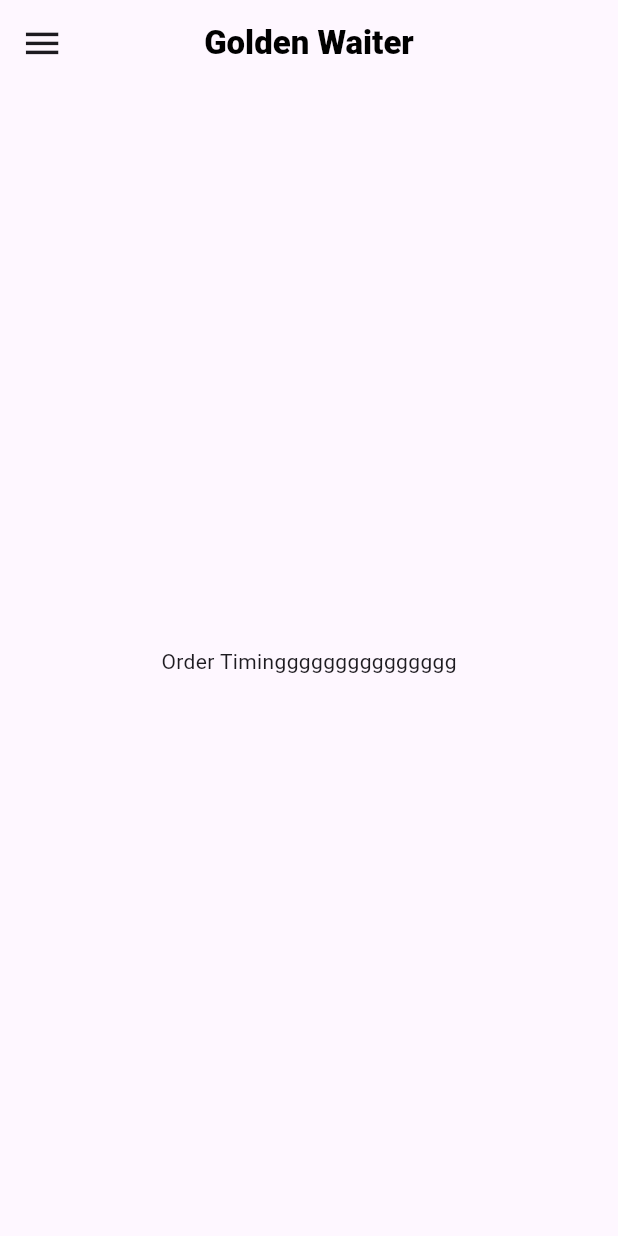
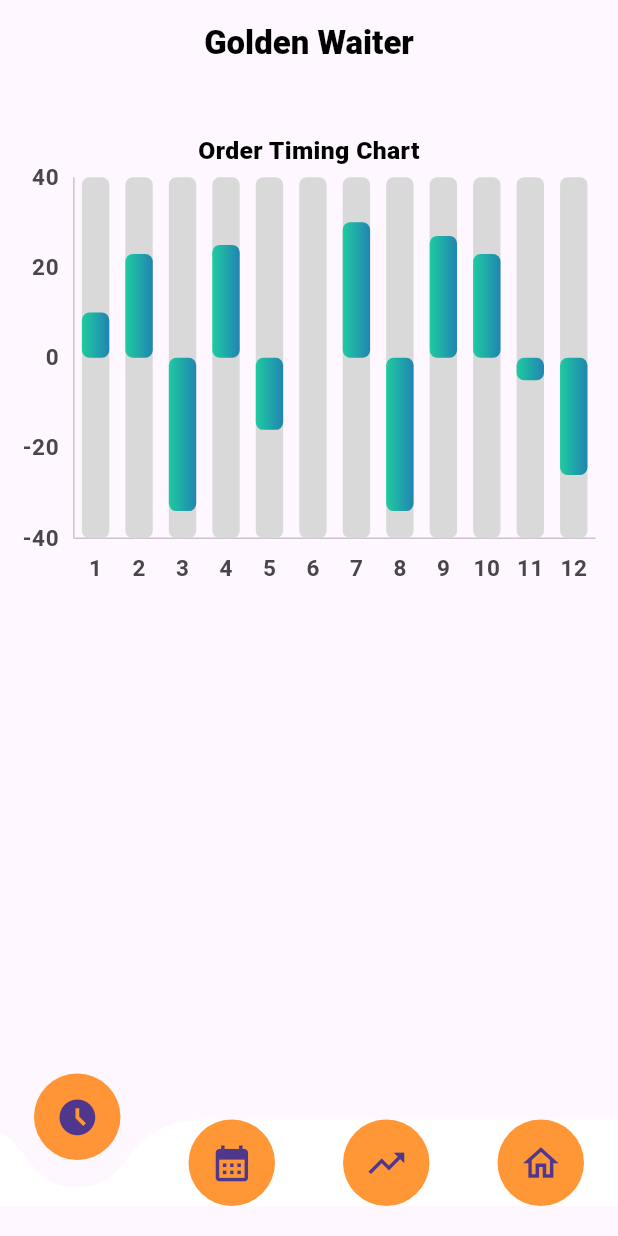
Before and after one commit to AhmedMostafa809/Golden_Waiter, a Flutter app: the screen it shows after launch, on a phone screen of 412 x 824 dp. Run offline on Flutter 3.47's test engine with Material 3 defaults, Android fonts, the phone set to English and light mode, and no system bars; drawn by our look-alikes of curved_labeled_navigation_bar; our stand-ins replace google_fonts, sizer, syncfusion_flutter_charts.

Commit message:
custom appbar and drawer added.

```diff
--- a/lib/app_constants/app_colors.dart
+++ b/lib/app_constants/app_colors.dart
@@ -0,0 +1,8 @@
+import 'package:flutter/material.dart';
+
+class AppColors {
+  static  Color primaryColor = Color(0xffFF7A00);
+  static  Color secondaryColor = Color(0xff1ECBA1);
+  static  Color lightGreenColor = Color(0xff00FF58);
+
+}
--- a/lib/main.dart
+++ b/lib/main.dart
@@ -1,6 +1,6 @@
 import 'package:flutter/material.dart';
-import 'package:golden_waiter/view/order_timing_page.dart';
 import 'package:sizer/sizer.dart';
+import 'view/mobile_layOut/navigation_home_page.dart';
 
 void main() {
   runApp(const MyApp());
@@ -36,7 +36,7 @@ class MyApp extends StatelessWidget {
         theme: _lightTheme,
         darkTheme: _darkTheme,
         themeMode: ThemeMode.light,
-        home: const OrderTimingPage(),
+        home: const NavigationPage(),
       );
     });
   }
--- /dev/null
+++ b/lib/view/mobile_layOut/navigation_home_page.dart
@@ -0,0 +1,109 @@
+import 'package:curved_labeled_navigation_bar/curved_navigation_bar.dart';
+import 'package:curved_labeled_navigation_bar/curved_navigation_bar_item.dart';
+import 'package:flutter/material.dart';
+import 'package:golden_waiter/app_constants/app_colors.dart';
+import 'package:golden_waiter/app_constants/app_fonts.dart';
+import 'package:golden_waiter/view/mobile_layOut/monthly_revenue_mobile_layout.dart';
+import 'package:golden_waiter/view/mobile_layOut/order_timing_mobile_layout.dart';
+import 'package:sizer/sizer.dart';
+
+class NavigationPage extends StatefulWidget {
+  const NavigationPage({super.key});
+
+  @override
+  State<NavigationPage> createState() => _NavigationEXState();
+}
+
+class _NavigationEXState extends State<NavigationPage> {
+  final _pageController = PageController();
+
+  @override
+  void dispose() {
+    super.dispose();
+    _pageController.dispose();
+  }
+
+  @override
+  Widget build(BuildContext context) {
+    return Scaffold(
+      body: PageView(
+        physics: const NeverScrollableScrollPhysics(),
+        controller: _pageController,
+        children: const <Widget>[
+          OrderTimingMobileLayout(),
+          MonthlyRevenueMobileLayout(),
+          Scaffold(),
+          Scaffold()
+        ],
+      ),
+      bottomNavigationBar: SafeArea(
+        child: Padding(
+          padding: const EdgeInsets.symmetric(vertical: 20.0),
+          child: CurvedNavigationBar(
+            animationCurve: Curves.easeOut,
+            height: 7.h,
+            backgroundColor: Colors.transparent,
+            buttonBackgroundColor: Colors.transparent,
+            items: [
+              CurvedNavigationBarItem(
+                child: CircleAvatar(
+                    radius: 7.w,
+                    backgroundColor: AppColors.primaryColor.withAlpha(200),
+                    child: Icon(
+                      Icons.access_time_filled_sharp,
+                      size: 7.w,
+                    )),
+                labelStyle: TextStyle(
+                  fontSize: getResponsiveFontSize(context, 12.sp),
+                  fontWeight: FontWeight.bold,
+                ),
+              ),
+              CurvedNavigationBarItem(
+                child: CircleAvatar(
+                    radius: 7.w,
+                    backgroundColor: AppColors.primaryColor.withAlpha(200),
+                    child: Icon(
+                      Icons.calendar_month,
+                      size: 7.w,
+                    )),
+                labelStyle: TextStyle(
+                  fontSize: getResponsiveFontSize(context, 10.sp),
+                  fontWeight: FontWeight.bold,
+                ),
+              ),
+              CurvedNavigationBarItem(
+                child: CircleAvatar(
+                    radius: 7.w,
+                    backgroundColor: AppColors.primaryColor.withAlpha(200),
+                    child: Icon(
+                      Icons.trending_up,
+                      size: 7.w,
+                    )),
+                labelStyle: TextStyle(
+                  fontSize: getResponsiveFontSize(context, 15.sp),
+                  fontWeight: FontWeight.bold,
+                ),
+              ),
+              CurvedNavigationBarItem(
+                child: CircleAvatar(
+                    radius: 7.w,
+                    backgroundColor: AppColors.primaryColor.withAlpha(200),
+                    child: Icon(
+                      Icons.home_outlined,
+                      size: 7.w,
+                    )),
+                labelStyle: TextStyle(
+                  fontSize: getResponsiveFontSize(context, 15.sp),
+                  fontWeight: FontWeight.bold,
+                ),
+              ),
+            ],
+            onTap: (index) {
+              _pageController.jumpToPage(index);
+            },
+          ),
+        ),
+      ),
+    );
+  }
+}
--- a/lib/view/mobile_layOut/order_timing_mobile_layout.dart
+++ b/lib/view/mobile_layOut/order_timing_mobile_layout.dart
@@ -1,6 +1,9 @@
 import 'package:flutter/material.dart';
+import 'package:golden_waiter/app_constants/app_fonts.dart';
 import 'package:golden_waiter/widgets/custom_mobile_components/custom_appbar.dart';
-import 'package:golden_waiter/widgets/custom_mobile_components/custom_drawer.dart';
+import 'package:google_fonts/google_fonts.dart';
+import 'package:sizer/sizer.dart';
+import 'package:syncfusion_flutter_charts/charts.dart';
 
 
 class OrderTimingMobileLayout extends StatefulWidget {
@@ -11,18 +14,115 @@ class OrderTimingMobileLayout extends StatefulWidget {
       _OrderTimingMobileLayoutState();
 }
 
-final GlobalKey<ScaffoldState> _scaffoldKey = GlobalKey<ScaffoldState>();
 
 class _OrderTimingMobileLayoutState extends State<OrderTimingMobileLayout> {
   @override
   Widget build(BuildContext context) {
+    final List<ChartData> chartData = [
+      ChartData(1, 10),
+      ChartData(2, 23),
+      ChartData(3, -34),
+      ChartData(4, 25),
+      ChartData(5, -16),
+      ChartData(6, 0),
+      ChartData(7, 30),
+      ChartData(8, -34),
+      ChartData(9, 27),
+      ChartData(10, 23),
+      ChartData(11, -5),
+      ChartData(12, -26),
+    ];
     return Scaffold(
-      key: _scaffoldKey,
-      appBar: CustomAppBar(
-        scaffoldKey: _scaffoldKey,
+      appBar: const CustomAppBar(),
+      body: Center(
+        child: Column(
+          children: [
+            SizedBox(
+              height: 2.h,
+            ),
+            SizedBox(
+              height: 40.h,
+              child: SfCartesianChart(
+                  title: ChartTitle(
+                    text: "Order Timing Chart",
+                    textStyle: GoogleFonts.montserratAlternates(
+                      color: Colors.black,
+                      fontSize: getResponsiveFontSize(context, 15.sp),
+                      fontWeight: FontWeight.w900,
+                    ),
+                  ),
+                  // legend: Legend(
+                  //   legendItemBuilder: (String name, dynamic series,
+                  //       dynamic point, int index) {
+                  //     return Container(
+                  //       height: 20,
+                  //       width: 20,
+                  //       decoration: const BoxDecoration(
+                  //         gradient: LinearGradient(
+                  //           colors: [Color(0xFFFF0063), Color(0xFFFF5C00)],
+                  //           begin: Alignment.centerRight,
+                  //           end: Alignment.centerLeft,
+                  //         ),
+                  //         shape: BoxShape.circle,
+                  //       ),
+                  //     );
+                  //   },
+                  //
+                  //   isVisible: true,
+                  //   overflowMode: LegendItemOverflowMode.wrap,
+                  //   position: LegendPosition.bottom,
+                  // ),
+                  enableAxisAnimation: true,
+                  borderWidth: 5,
+                  plotAreaBorderColor: Colors.transparent,
+                  // tooltipBehavior: TooltipBehavior(enable: true),
+                  plotAreaBackgroundColor: Colors.transparent,
+                  primaryYAxis: const NumericAxis(
+                    isVisible: true,
+                    labelStyle:   TextStyle(fontSize: 15, fontWeight: FontWeight.bold),
+                    majorTickLines: MajorTickLines(width: 0),
+                    majorGridLines: MajorGridLines(width: 0),
+                  ),
+                  primaryXAxis: const NumericAxis(
+                    isVisible: true,
+                    maximumLabels: 1000,
+                    // labelFormat:  "{value} PM",
+                    interval: 1,
+                    maximum: 12.5,
+                    labelStyle:   TextStyle(fontSize: 15, fontWeight: FontWeight.bold),
+                    // labelFormat:  "{value} AM",
+                    majorTickLines: MajorTickLines(width: 0),
+                    majorGridLines: MajorGridLines(width: 0),
+                  ),
+                  series: <CartesianSeries<ChartData, int>>[
+                    ColumnSeries<ChartData, int>(
+                        name: "Orders timing",
+                        width: .7,
+                        spacing: .1,
+                        isTrackVisible: true,
+                        trackColor: const Color(0xFFD9D9D9),
+                        animationDuration: 800,
+                        legendItemText: "Orders",
+                        borderRadius: BorderRadius.circular(5),
+                        gradient: const LinearGradient(
+                          colors: [Color(0xFF2184B1), Color(0xFF1ECBA1)],
+                          begin: Alignment.centerRight,
+                          end: Alignment.centerLeft,
+                        ),
+                        dataSource: chartData,
+                        xValueMapper: (ChartData data, _) => data.x,
+                        yValueMapper: (ChartData data, _) => data.y)
+                  ]),
+            )
+          ],
+        ),
       ),
-      body: const Center(child: Text("Order Timinggggggggggggggg")),
-      drawer: const CustomDrawer(),
     );
   }
 }
+
+class ChartData {
+  ChartData(this.x, this.y);
+  final int x;
+  final double y;
+}
--- a/lib/view/order_timing_page.dart
+++ b/lib/view/order_timing_page.dart
@@ -1,4 +1,5 @@
 import 'package:flutter/cupertino.dart';
+import 'package:flutter/material.dart';
 import 'package:golden_waiter/view/mobile_layOut/order_timing_mobile_layout.dart';
 import 'package:golden_waiter/widgets/adaptive_layOut.dart';
 
--- a/lib/widgets/custom_mobile_components/custom_appbar.dart
+++ b/lib/widgets/custom_mobile_components/custom_appbar.dart
@@ -1,27 +1,26 @@
-import 'package:flutter/cupertino.dart';
 import 'package:flutter/material.dart';
 import 'package:golden_waiter/app_constants/app_fonts.dart';
 import 'package:google_fonts/google_fonts.dart';
 import 'package:sizer/sizer.dart';
 
 class CustomAppBar extends StatelessWidget implements PreferredSizeWidget {
-  CustomAppBar({super.key, required this.scaffoldKey});
+  const CustomAppBar({super.key,});
 
-  final GlobalKey<ScaffoldState> scaffoldKey;
+  // final GlobalKey<ScaffoldState> scaffoldKey;
 
   @override
   Widget build(BuildContext context) {
     return AppBar(
       toolbarHeight: 14.w,
-      leading: IconButton(
-        icon: Icon(
-          Icons.menu,
-          size: 7.w,
-        ),
-        onPressed: () {
-          scaffoldKey.currentState!.openDrawer();
-        },
-      ),
+      // leading: IconButton(
+      //   icon: Icon(
+      //     Icons.menu,
+      //     size: 7.w,
+      //   ),
+      //   onPressed: () {
+      //     scaffoldKey.currentState!.openDrawer();
+      //   },
+      // ),
       backgroundColor: Colors.transparent,
       elevation: 0,
       centerTitle: true,
--- a/pubspec.yaml
+++ b/pubspec.yaml
@@ -33,6 +33,8 @@ dependencies:
   sizer: ^2.0.15
   google_fonts: ^6.1.1
   fl_chart: ^0.67.0
+  syncfusion_flutter_charts: ^25.1.39+1
+  curved_labeled_navigation_bar: ^2.0.2
 
   flutter:
     sdk: flutter
```
Also changed, not shown: lib/view/mobile_layOut/monthly_revenue_mobile_layout.dart (added, +175 -0 lines), pubspec.lock.
